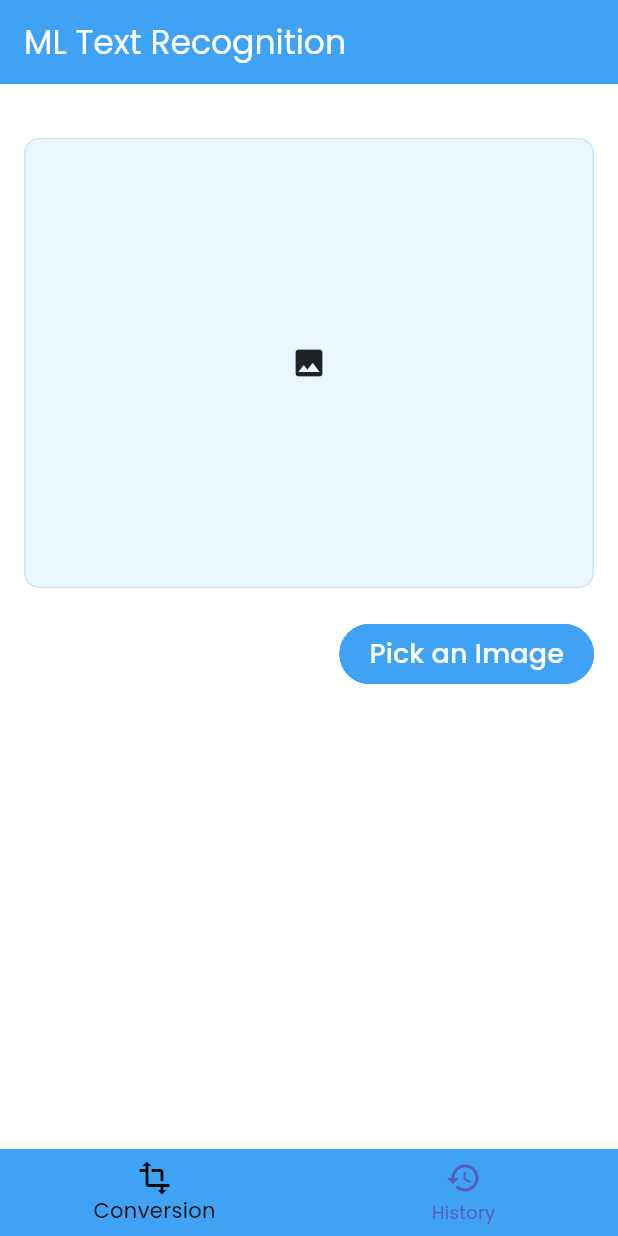
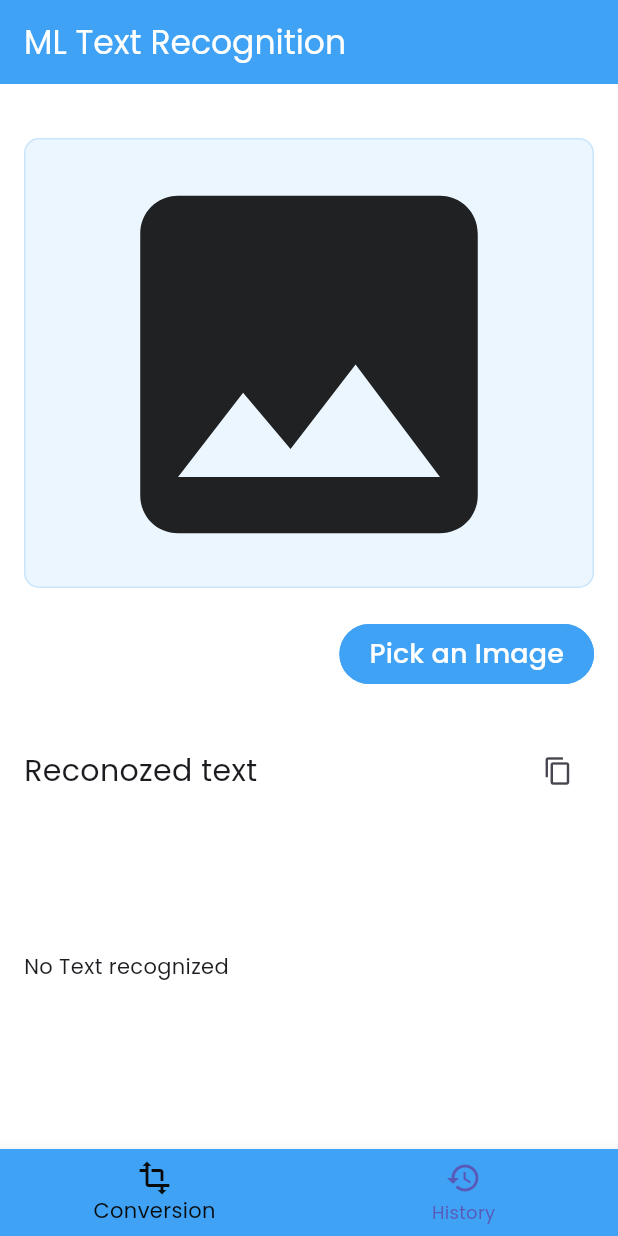
Before and after one commit to ravindu2/flutter_saas, a Flutter app: the screen it shows after launch, on a phone screen of 412 x 824 dp. Run offline on Flutter 3.47's test engine with Material 3 defaults, Android fonts, the phone set to English and light mode, and no system bars; our stand-ins replace firebase_core, google_fonts, image_picker; missing offline and left inert: google_mlkit_text_recognition; accounts and stored records are empty.

Commit message:
Ml recognization part

```diff
--- a/lib/screens/home_page.dart
+++ b/lib/screens/home_page.dart
@@ -1,5 +1,6 @@
 import 'package:flutter/material.dart';
 import 'package:flutter_saas/widgets/image_preview.dart';
+import 'package:google_mlkit_text_recognition/google_mlkit_text_recognition.dart';
 import 'package:image_picker/image_picker.dart';
 
 class HomePage extends StatefulWidget {
@@ -11,13 +12,20 @@ class HomePage extends StatefulWidget {
 
 class _HomePageState extends State<HomePage> {
   late ImagePicker imagePicker;
+  late TextRecognizer textRecognizer;
+
   String? pikedImagePath;
+  String recognizedText = "";
   bool isImagePicked = false;
+  bool isprocessing = false;
 
   @override
   void initState() {
     super.initState();
     imagePicker = ImagePicker();
+    textRecognizer = TextRecognizer(
+      script: TextRecognitionScript.latin,
+    );
   }
 
   //Function to pick image
@@ -31,6 +39,46 @@ class _HomePageState extends State<HomePage> {
       pikedImagePath = pickedImage.path;
       isImagePicked = true;
     });
+  }
+
+  //Fnction to process the picked image
+
+  void _processImage() async {
+    if (pikedImagePath == null) {
+      return;
+    }
+    setState(() {
+      isprocessing = true;
+      recognizedText = "";
+    });
+
+    try {
+      final inputImage = InputImage.fromFilePath(pikedImagePath!);
+
+      final RecognizedText textReturnedFrommodel =
+          await textRecognizer.processImage(inputImage);
+
+      for (TextBlock block in textReturnedFrommodel.blocks) {
+        for (TextLine line in block.lines) {
+          recognizedText += "${line.text}\n";
+        }
+      }
+    } catch (error) {
+      print(error.toString());
+      if (!mounted) {
+        return;
+      }
+
+      ScaffoldMessenger.of(context).showSnackBar(
+        const SnackBar(
+          content: Text("Error Recognizing text"),
+        ),
+      );
+    } finally {
+      setState(() {
+        isprocessing = false;
+      });
+    }
   }
 
   //show bottom sheet
@@ -109,19 +157,74 @@ class _HomePageState extends State<HomePage> {
                 ),
               if (isImagePicked)
                 Row(
+                  mainAxisAlignment: MainAxisAlignment.end,
                   children: [
                     ElevatedButton(
-                      onPressed: () {},
-                      child: const Text(
+                      onPressed: isprocessing ? null : _processImage,
+                      child: Row(
+                        mainAxisSize: MainAxisSize.min,
+                        children: [
+                          const Text(
                             "Process Image",
                             style: TextStyle(
                               color: Colors.white,
                               fontSize: 18,
                             ),
                           ),
+                          if (isprocessing) ...[
+                            const SizedBox(
+                              width: 20,
+                            ),
+                            const SizedBox(
+                              width: 16,
+                              height: 16,
+                              child: CircularProgressIndicator(),
+                            )
+                          ]
+                        ],
+                      ),
                     ),
                   ],
+                ),
+              const SizedBox(
+                height: 20,
+              ),
+              Padding(
+                padding: EdgeInsets.only(top: 10),
+                child: Row(
+                  mainAxisAlignment: MainAxisAlignment.spaceBetween,
+                  children: [
+                    const Text(
+                      "Reconozed text",
+                      style: TextStyle(
+                        fontSize: 20,
+                      ),
+                    ),
+                    IconButton(
+                      onPressed: () {},
+                      icon: const Icon(
+                        Icons.copy,
+                        size: 20,
+                      ),
                     )
+                  ],
+                ),
+              ),
+              if (!isprocessing) ...[
+                Expanded(
+                  child: Scrollbar(
+                    child: Row(
+                      children: [
+                        SelectableText(
+                          recognizedText.isEmpty
+                              ? "No Text recognized"
+                              : recognizedText,
+                        ),
+                      ],
+                    ),
+                  ),
+                ),
+              ]
             ],
           ),
         ),
--- a/lib/widgets/image_preview.dart
+++ b/lib/widgets/image_preview.dart
@@ -21,7 +21,7 @@ class ImagePreview extends StatelessWidget {
           )),
       child: imagePath == null
           ? const Center(
-              child: Icon(Icons.image),
+              child: Icon(Icons.image, size: 300,),
             )
           : Image.file(
               File(imagePath!),
```
Lines whose indentation alone changed are shown as unchanged.
